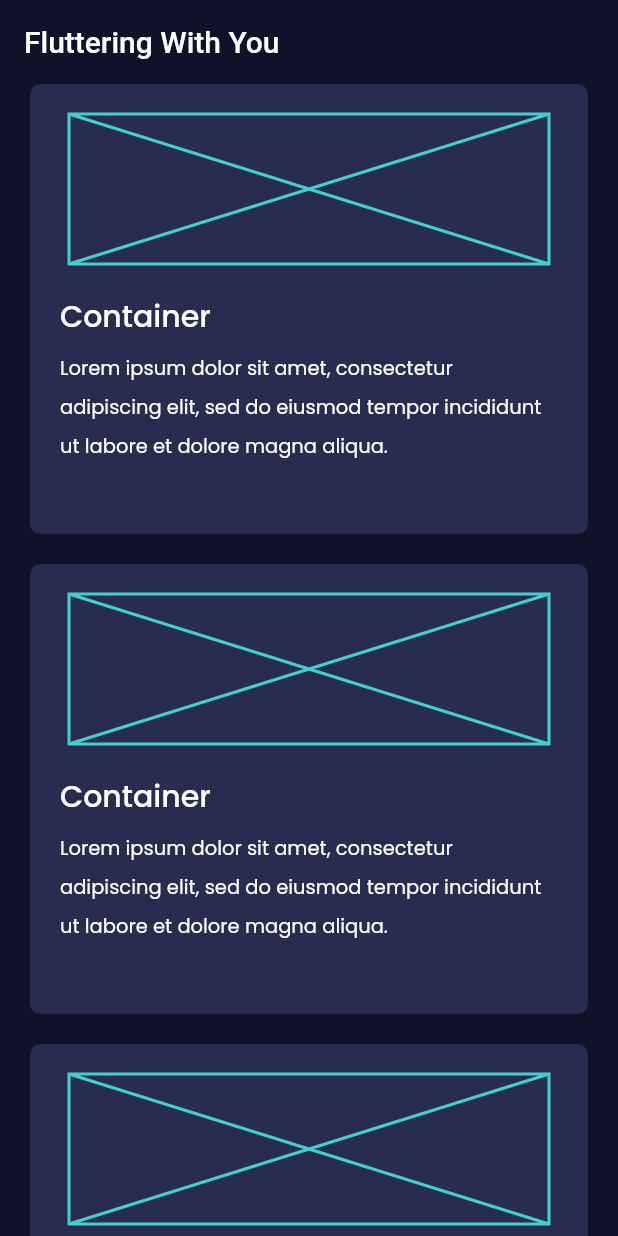
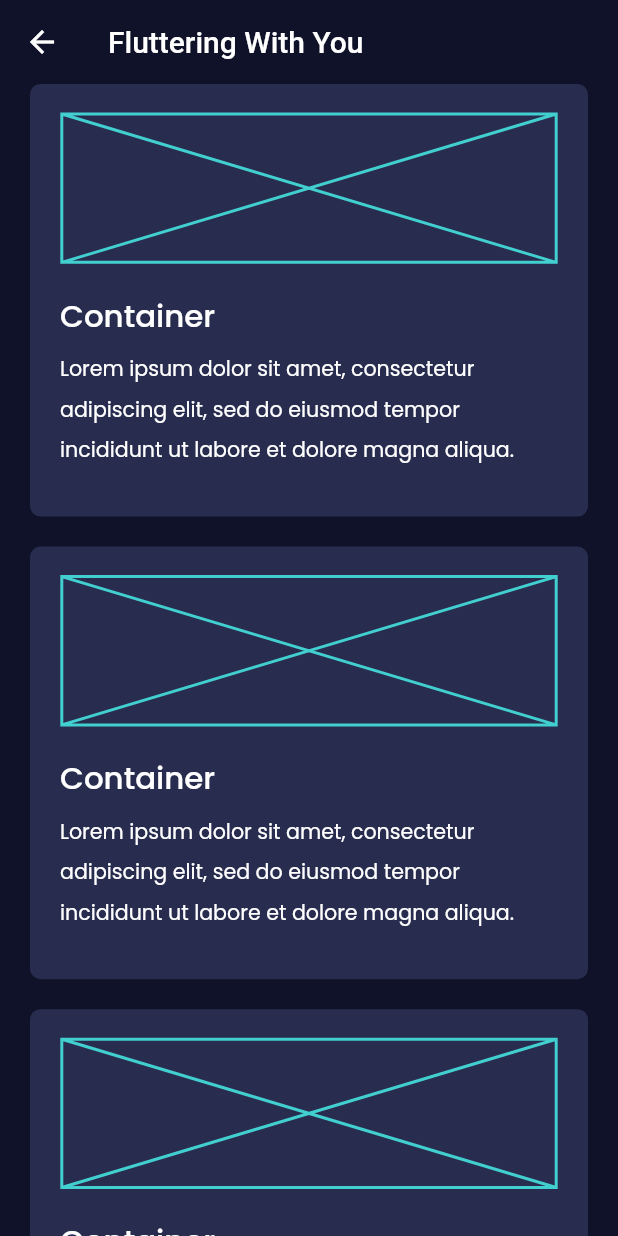
Before and after one commit to proximitycloud33/fluttering-with-you, a Flutter app: the HomePage screen opened directly, on a phone screen of 412 x 824 dp. Run offline on Flutter 3.47's test engine with Material 2 defaults, Android fonts, the phone set to English and light mode, and no system bars; our stand-ins replace flutter_highlight, sizer.

Commit message:
Adding sizer package and change the width and height with sizer and font using sp

```diff
--- a/analysis_options.yaml
+++ b/analysis_options.yaml
@@ -26,6 +26,7 @@ linter:
     # prefer_single_quotes: true  # Uncomment to enable the `prefer_single_quotes` rule
     sized_box_for_whitespace: false
     avoid_unnecessary_containers: false
+    prefer_const_constructors: false
 
 
 # Additional information about this file can be found at
--- a/lib/screens/home_page.dart
+++ b/lib/screens/home_page.dart
@@ -1,6 +1,7 @@
 import 'package:flutter/material.dart';
 import 'package:fluttering_with_you/utils/constants.dart';
 import 'package:fluttering_with_you/utils/styles.dart';
+import 'package:sizer/sizer.dart';
 
 class HomePage extends StatelessWidget {
   const HomePage({Key? key}) : super(key: key);
@@ -20,8 +21,8 @@ class HomePage extends StatelessWidget {
         itemCount: 4,
         itemBuilder: (context, index) {
           return Container(
-            width: 388.0,
-            height: 300.0,
+            width: 100.h,
+            height: 70.w,
             margin: const EdgeInsets.symmetric(horizontal: 20.0),
             decoration: const BoxDecoration(
               color: AppColor.secondaryColor,
@@ -32,8 +33,8 @@ class HomePage extends StatelessWidget {
             child: Column(
               children: [
                 Container(
-                  width: 320.0,
-                  height: 100.0,
+                  width: 80.w,
+                  height: 12.h,
                   margin: const EdgeInsets.all(20.0),
                   child: const Placeholder(color: AppColor.accentColor),
                 ),
@@ -41,7 +42,7 @@ class HomePage extends StatelessWidget {
                   margin: const EdgeInsets.symmetric(horizontal: 20.0),
                   child: Column(
                     crossAxisAlignment: CrossAxisAlignment.start,
-                    children: const [
+                    children: [
                       Text('Container', style: ThemeText.headingOne),
                       SizedBox(height: 5.0),
                       Text(
--- a/lib/utils/styles.dart
+++ b/lib/utils/styles.dart
@@ -1,16 +1,17 @@
 import 'package:flutter/material.dart';
+import 'package:sizer/sizer.dart';
 
 abstract class ThemeText {
-  static const TextStyle headingOne = TextStyle(
+  static TextStyle headingOne = TextStyle(
     fontFamily: 'Poppins',
     color: Colors.white,
-    fontSize: 20,
+    fontSize: 15.sp,
     fontWeight: FontWeight.w500,
   );
-  static const TextStyle paragraph = TextStyle(
+  static TextStyle paragraph = TextStyle(
     fontFamily: 'Poppins',
     color: Colors.white,
-    fontSize: 13,
+    fontSize: 10.sp,
     fontWeight: FontWeight.w400,
     height: 2,
   );
--- a/pubspec.yaml
+++ b/pubspec.yaml
@@ -34,6 +34,8 @@ dependencies:
   # The following adds the Cupertino Icons font to your application.
   # Use with the CupertinoIcons class for iOS style icons.
   cupertino_icons: ^1.0.2
+  flutter_highlight: ^0.7.0
+  sizer: ^2.0.15
 
 dev_dependencies:
   flutter_test:
```
Also changed, not shown: lib/main.dart (+9 -4 lines), lib/screens/detail_screen.dart (+40 -4 lines), pubspec.lock.
